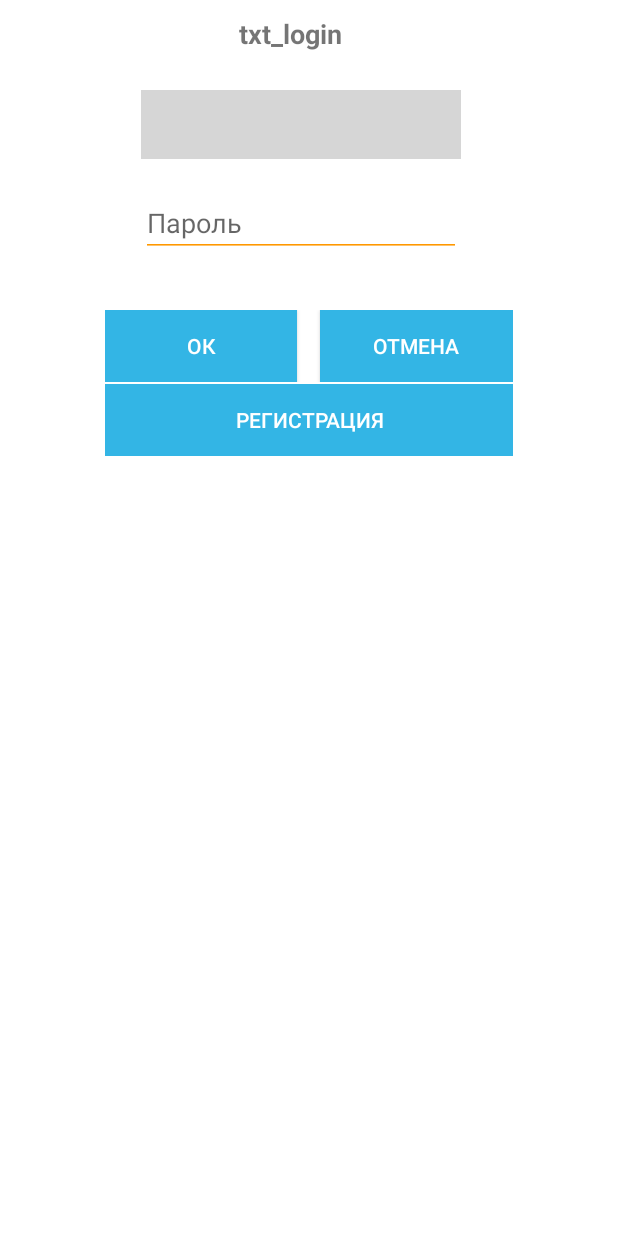
After one commit to Kinoman512/InfoCall, an Android app: the layout dialog_login.xml on its own in the app's theme, with its tools: preview values and no code run, on a phone screen of 412 x 824 dp. The commit adds this screen. Run offline under Robolectric (Android 15) with nearby library versions, the phone set to English and light mode, and no system bars; network calls fail; grey boxes are pictures that could not be loaded.

Commit message:
диалог ввода логина и пароля

```diff
--- a/app/src/main/java/dmitry/ru/infocall/UserHandler.java
+++ b/app/src/main/java/dmitry/ru/infocall/UserHandler.java
@@ -52,8 +52,8 @@ public class UserHandler {
     public LinkedHashMap<String, String> forSave = new LinkedHashMap<>();
     public JSONObject loginSp2AllData;
 
-    public String user = "Kinoman512";
-    public String pass = "074d0c3";
+    public String user = "";
+    public String pass = "";
     public String avatarUrl = "";
     public String phone;
     public String userName = "";
--- /dev/null
+++ b/app/src/main/res/layout/dialog_login.xml
@@ -0,0 +1,141 @@
+<?xml version="1.0" encoding="utf-8"?>
+<LinearLayout xmlns:android="http://schemas.android.com/apk/res/android"
+    xmlns:tools="http://schemas.android.com/tools"
+    android:orientation="vertical" android:layout_width="match_parent"
+    android:layout_height="match_parent"
+    android:background="@color/BackgroundDialog">
+
+    <RelativeLayout
+        android:orientation="horizontal"
+        android:layout_width="match_parent"
+        android:layout_height="wrap_content"
+        android:layout_marginRight="20dp">
+
+        <TextView
+            android:text="txt_login"
+            android:layout_width="match_parent"
+            android:layout_height="wrap_content"
+            android:id="@+id/txt_server_token"
+            android:gravity="center"
+            android:textSize="18sp"
+            android:textStyle="normal|bold"
+            android:layout_weight="2"
+            android:layout_marginTop="10dp"
+            android:layout_marginBottom="5dp"
+            android:layout_marginEnd="5dp"
+            android:layout_marginLeft="5dp"
+            android:layout_marginRight="5dp" />
+
+
+    </RelativeLayout>
+
+    <LinearLayout
+        android:orientation="vertical"
+        android:layout_width="match_parent"
+        android:layout_height="wrap_content"
+        android:layout_marginBottom="10dp"
+        android:layout_marginEnd="10dp"
+        android:layout_marginRight="10dp"
+        android:layout_marginTop="10dp"
+        android:layout_marginLeft="10dp"
+        android:gravity="center">
+
+        <EditText
+            android:layout_width="wrap_content"
+            android:layout_height="wrap_content"
+            android:inputType="text|textMultiLine"
+            android:ems="10"
+            android:id="@+id/et_login"
+            android:background="@color/button_text_color"
+            android:hint="Логин"
+            android:layout_weight="1"
+            android:layout_margin="10dp"
+            android:ellipsize="end"
+            android:singleLine="false"
+            android:autoText="false"
+            android:lines="2" />
+
+        <EditText
+            android:layout_width="wrap_content"
+            android:layout_height="wrap_content"
+            android:inputType="textPassword"
+            android:layout_weight="1"
+            android:hint="Пароль"
+            android:layout_margin="10dp"
+            android:ems="10"
+            android:id="@+id/et_pass" />
+    </LinearLayout>
+
+    <LinearLayout
+        android:orientation="vertical"
+        android:layout_width="match_parent"
+        android:layout_height="wrap_content"
+        android:paddingLeft="20dp"
+        android:paddingRight="20dp"
+        android:layout_marginTop="15dp"
+        android:layout_marginBottom="15dp">
+
+        <Button
+            android:text="Тест"
+            android:layout_width="wrap_content"
+            android:layout_height="wrap_content"
+            android:id="@+id/btn_test"
+            android:layout_weight="1"
+            android:textColor="@color/white"
+            android:background="@android:color/holo_blue_light"
+            android:layout_marginRight="20dp"
+            android:visibility="gone" />
+
+        <LinearLayout
+            android:orientation="horizontal"
+            android:layout_width="match_parent"
+            android:layout_height="match_parent"
+            android:layout_weight="1"
+            android:paddingLeft="50dp"
+            android:paddingRight="50dp">
+
+            <Button
+                android:text="Ок"
+                android:layout_width="wrap_content"
+                android:layout_height="wrap_content"
+                android:id="@+id/btn_yes"
+                android:layout_weight="1"
+                android:textColor="@color/white"
+                android:background="@android:color/holo_blue_light" />
+
+            <Button
+                android:text="Отмена"
+                android:layout_width="wrap_content"
+                android:layout_height="wrap_content"
+                android:id="@+id/btn_cancel"
+                android:layout_weight="1"
+                android:textColor="@color/white"
+                android:background="@android:color/holo_blue_light"
+                android:layout_marginLeft="15dp" />
+        </LinearLayout>
+
+        <LinearLayout
+            android:orientation="horizontal"
+            android:layout_width="match_parent"
+            android:layout_height="match_parent"
+            android:layout_weight="1"
+            android:paddingLeft="50dp"
+            android:paddingRight="50dp"
+            android:layout_marginBottom="15dp"
+            android:layout_marginTop="1dp">
+
+            <Button
+                android:text="Регистрация"
+                android:layout_width="180dp"
+                android:layout_height="wrap_content"
+                android:id="@+id/btn_reg"
+                android:layout_weight="1"
+                android:textColor="@color/white"
+                android:background="@android:color/holo_blue_light"
+                />
+
+        </LinearLayout>
+
+    </LinearLayout>
+
+</LinearLayout>
```
Also changed, not shown: app/src/main/java/dmitry/ru/infocall/Cache2.java (deleted, +0 -8 lines), app/src/main/java/dmitry/ru/infocall/SettingServers.java (+44 -2 lines), app/src/main/java/dmitry/ru/infocall/adapters/ListServicesAdapter.java (+12 -6 lines), app/src/main/java/dmitry/ru/infocall/tasks/HtmlwebTask.java (+23 -2 lines), app/src/main/java/dmitry/ru/infocall/tasks/NumbusterTask.java (+9 -4 lines), app/src/main/java/dmitry/ru/infocall/tasks/Sp2All.java (+25 -8 lines), app/src/main/java/dmitry/ru/infocall/view/DialogLogin.java (added, +126 -0 lines), app/src/main/java/dmitry/ru/infocall/view/DialogSetToken.java (deleted, +0 -96 lines), app/src/main/res/layout/dialog_token.xml (deleted, +0 -86 lines), 2 other files.
